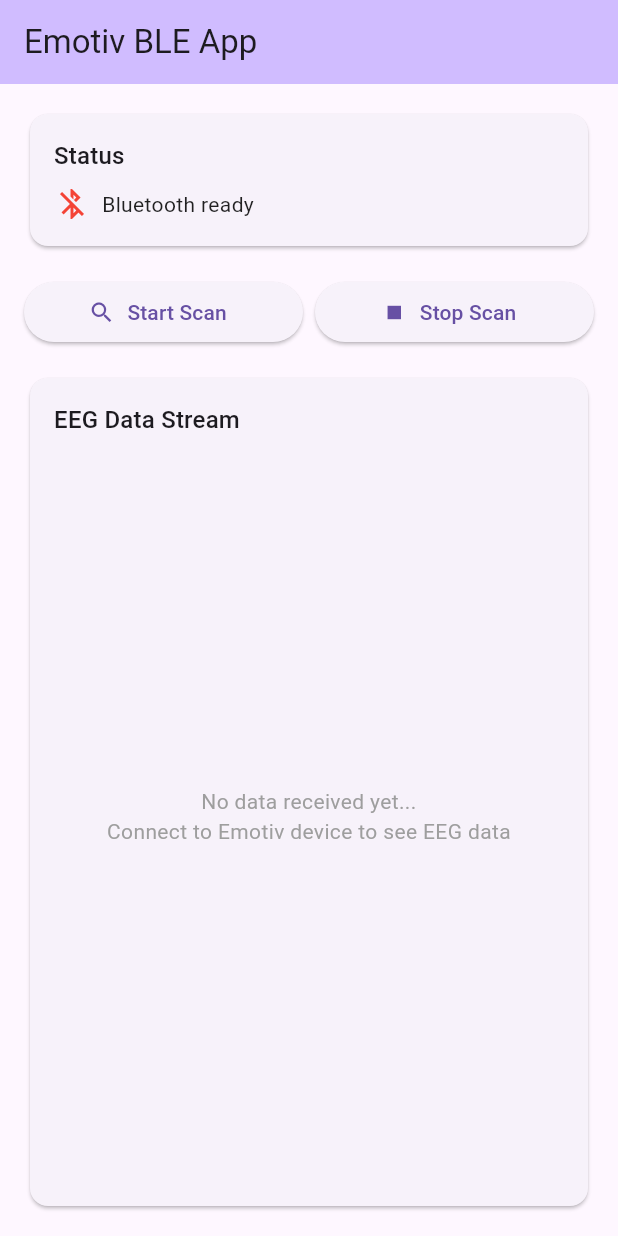
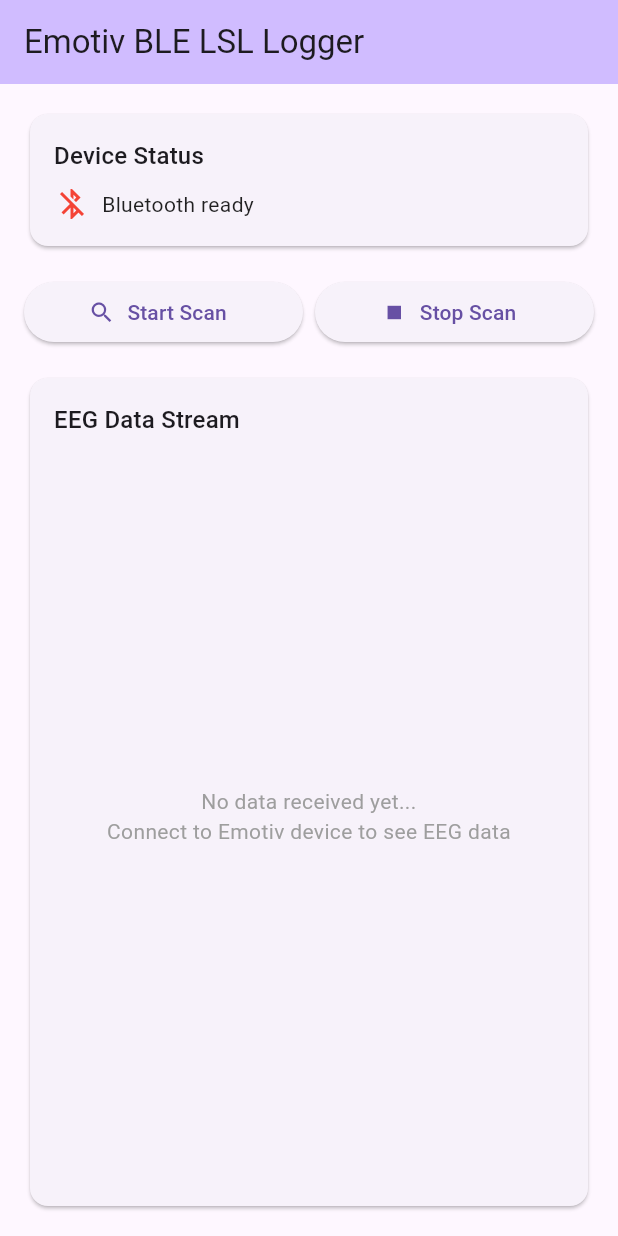
Before and after one commit to CommanderPho/flutter_application_final_emotiv_logger, a Flutter app: the screen it shows after launch, on a phone screen of 412 x 824 dp. Run offline on Flutter 3.47's test engine with Material 3 defaults, Android fonts, the phone set to English and light mode, and no system bars; our stand-ins replace flutter_blue_plus, permission_handler; missing offline and left inert: encrypt, lsl_flutter.

Commit message:
started adding LSL

```diff
--- a/lib/emotiv_ble_manager.dart
+++ b/lib/emotiv_ble_manager.dart
@@ -1,6 +1,7 @@
 import 'dart:async';
 import 'dart:typed_data';
 import 'package:flutter_blue_plus/flutter_blue_plus.dart';
+import 'package:lsl_flutter/lsl_flutter.dart';
 import 'crypto_utils.dart';
 
 class EmotivBLEManager {
--- a/lib/main.dart
+++ b/lib/main.dart
@@ -14,7 +14,7 @@ class EmotivBLEApp extends StatelessWidget {
   @override
   Widget build(BuildContext context) {
     return MaterialApp(
-      title: 'Emotiv BLE App',
+      title: 'Emotiv BLE LSL Logger',
       theme: ThemeData(
         primarySwatch: Colors.blue,
         useMaterial3: true,
@@ -134,7 +134,7 @@ class _EmotivHomePageState extends State<EmotivHomePage> {
   Widget build(BuildContext context) {
     return Scaffold(
       appBar: AppBar(
-        title: const Text('Emotiv BLE App'),
+        title: const Text('Emotiv BLE LSL Logger'),
         backgroundColor: Theme.of(context).colorScheme.inversePrimary,
       ),
       body: Padding(
@@ -150,7 +150,7 @@ class _EmotivHomePageState extends State<EmotivHomePage> {
                   crossAxisAlignment: CrossAxisAlignment.start,
                   children: [
                     Text(
-                      'Status',
+                      'Device Status',
                       style: Theme.of(context).textTheme.titleMedium,
                     ),
                     const SizedBox(height: 8),
```
